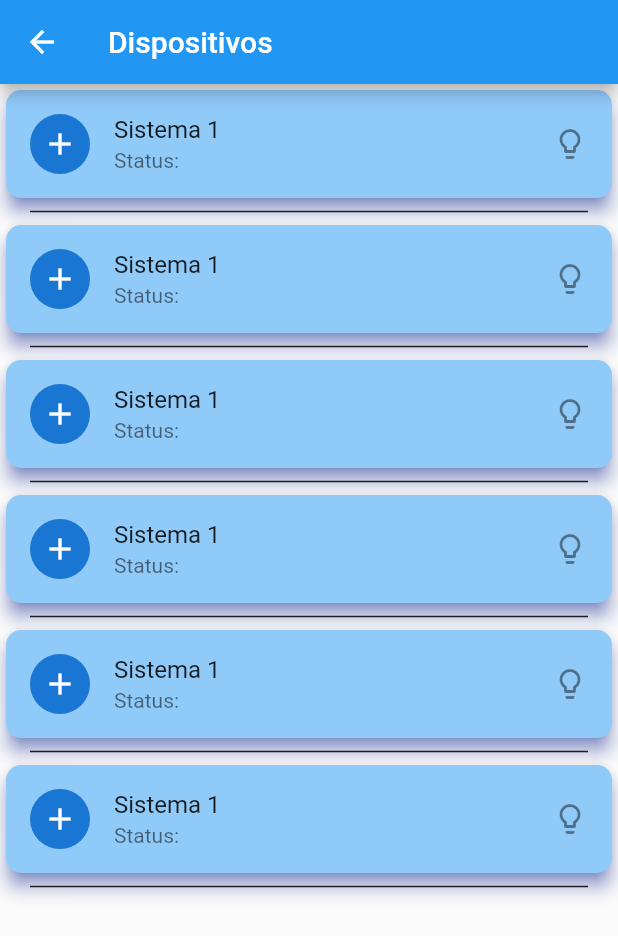
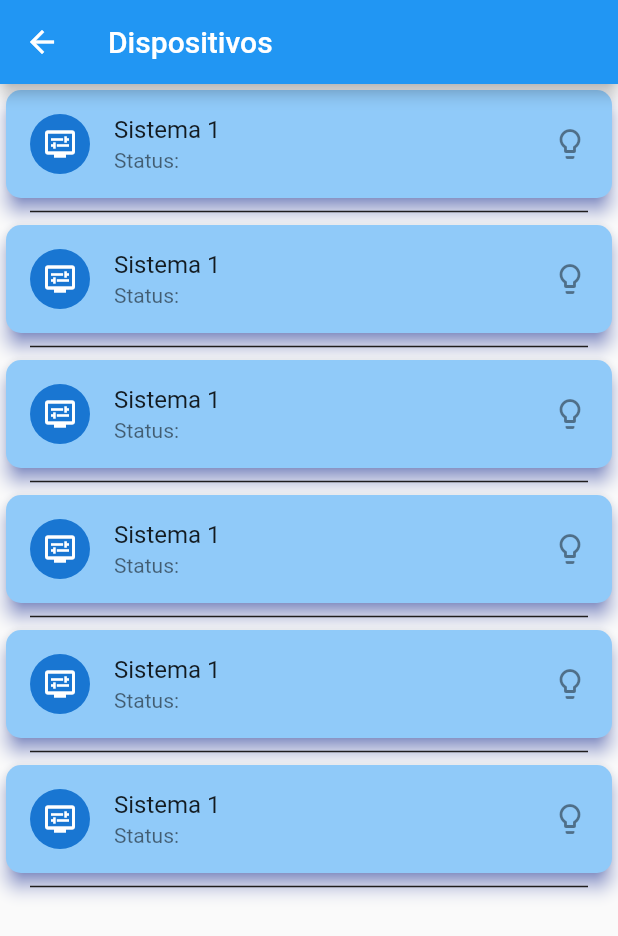
Before and after one commit to cesaryuri/appiluminacao, a Flutter app: the ListCards screen opened directly, on a phone screen of 412 x 824 dp. Shown: the top 936 px of the screen. Run offline on Flutter 3.47's test engine with Material 2 defaults, Android fonts, the phone set to English and light mode, and no system bars.

Commit message:
Versão Alfa - 0.1

```diff
--- a/lib/widgets/cardlista.dart
+++ b/lib/widgets/cardlista.dart
@@ -21,7 +21,8 @@ class MyCard extends StatelessWidget {
               borderRadius: BorderRadius.circular(10),
             ),
             child: ListTile(
-              leading: CircleAvatar(child: Icon(Icons.add)),
+              leading:
+                  CircleAvatar(child: Icon(Icons.display_settings_outlined)),
               title: Text("Sistema 1"),
               subtitle: Text("Status:"),
               trailing: Icon(Icons.lightbulb_outline),
```
